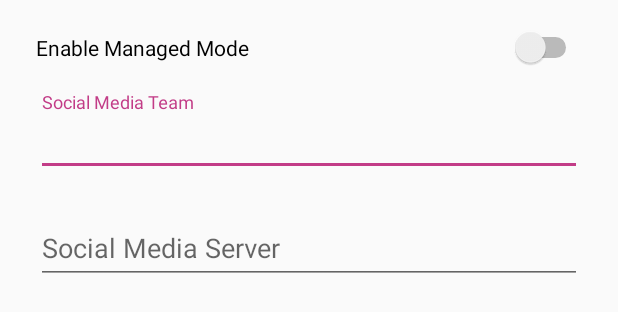
After one commit to msio/Android-SkiDay, an Android app: the layout activity_extended_mode.xml on its own in the app's theme, with its tools: preview values and no code run, on a phone screen of 412 x 824 dp. The commit adds this screen. Shown: the top 312 px of the screen. Run offline under Robolectric (Android 15) with nearby library versions, the phone set to English and light mode, and no system bars.

Commit message:
impl Managed Mode

```diff
--- a/app/src/main/java/com/skiday/app/skiday/ranking/RankingFragment.java
+++ b/app/src/main/java/com/skiday/app/skiday/ranking/RankingFragment.java
@@ -6,7 +6,6 @@ import android.graphics.drawable.Drawable;
 import android.os.Bundle;
 import android.support.annotation.Nullable;
 import android.support.v4.app.Fragment;
-import android.support.v4.app.FragmentTransaction;
 import android.util.Log;
 import android.view.LayoutInflater;
 import android.view.View;
@@ -20,7 +19,6 @@ import com.skiday.app.skiday.R;
 import com.skiday.app.skiday.model.MeantimeResultLine;
 import com.skiday.app.skiday.model.PersonResult;
 import com.skiday.app.skiday.model.Results;
-import com.skiday.app.skiday.timeline.EventDetails;
 
 
 /**
--- a/app/src/main/java/com/skiday/app/skiday/timeline/TimelineFragment.java
+++ b/app/src/main/java/com/skiday/app/skiday/timeline/TimelineFragment.java
@@ -107,7 +107,7 @@ public class TimelineFragment extends Fragment {
             public boolean onGroupClick(ExpandableListView parent, View v, int groupPosition, long id) {
                 Event event = expandableListAdapter.getGroup(groupPosition);
                 if (event.getType() != EventType.LAP) {
-                    Intent intent = new Intent(getActivity(), EventDetails.class);
+                    Intent intent = new Intent(getActivity(), EventDetailsActivity.class);
                     intent.putExtra("event", event);
                     intent.putExtra("test","test");
                     startActivity(intent);
@@ -119,7 +119,7 @@ public class TimelineFragment extends Fragment {
             @Override
             public boolean onChildClick(ExpandableListView parent, View v, int groupPosition, int childPosition, long id) {
                 Event event = expandableListAdapter.getChild(groupPosition, childPosition);
-                Intent intent = new Intent(getActivity(), EventDetails.class);
+                Intent intent = new Intent(getActivity(), EventDetailsActivity.class);
                 intent.putExtra("event", event);
                 startActivity(intent);
                 return false;
--- /dev/null
+++ b/app/src/main/res/layout/activity_extended_mode.xml
@@ -0,0 +1,43 @@
+<?xml version="1.0" encoding="utf-8"?>
+<LinearLayout xmlns:android="http://schemas.android.com/apk/res/android"
+    android:orientation="vertical"
+    android:layout_width="match_parent"
+    android:layout_height="wrap_content"
+    android:paddingLeft="24dp"
+    android:paddingRight="24dp"
+    android:paddingTop="10dp">
+
+    <Switch
+        android:id="@+id/switchManagedMode"
+        android:layout_width="match_parent"
+        android:layout_height="wrap_content"
+        android:layout_marginTop="8dp"
+        android:layout_marginBottom="8dp"
+        android:checked="false"
+        android:text="Enable Managed Mode" />
+
+    <android.support.design.widget.TextInputLayout
+        android:layout_width="match_parent"
+        android:layout_height="wrap_content"
+        android:layout_marginTop="8dp"
+        android:layout_marginBottom="8dp">
+        <EditText android:id="@+id/manager"
+            android:layout_width="match_parent"
+            android:layout_height="wrap_content"
+            android:inputType="text"
+            android:hint="Social Media Team" />
+    </android.support.design.widget.TextInputLayout>
+
+    <android.support.design.widget.TextInputLayout
+        android:layout_width="match_parent"
+        android:layout_height="wrap_content"
+        android:layout_marginTop="8dp"
+        android:layout_marginBottom="8dp">
+        <EditText android:id="@+id/server"
+            android:layout_width="match_parent"
+            android:layout_height="wrap_content"
+            android:inputType="text"
+            android:hint="Social Media Server" />
+    </android.support.design.widget.TextInputLayout>
+
+</LinearLayout>
```
Also changed, not shown: app/src/main/AndroidManifest.xml (+7 -1 lines), app/src/main/java/com/skiday/app/skiday/settings/ManagedModeActivity.java (renamed from app/src/main/java/com/skiday/app/skiday/settings/ExtendedModeFragment.java, +20 -1 lines), app/src/main/java/com/skiday/app/skiday/settings/SettingsActivity.java (+1 -11 lines), app/src/main/java/com/skiday/app/skiday/settings/UserProfilePreference.java (deleted, +0 -24 lines), app/src/main/java/com/skiday/app/skiday/timeline/EventDetailsActivity.java (renamed from app/src/main/java/com/skiday/app/skiday/timeline/EventDetails.java, +5 -5 lines), app/src/main/res/layout/fragment_extended_mode.xml (deleted, +0 -62 lines), app/src/main/res/xml/preferences.xml (+5 -4 lines), app/src/main/res/drawable/ic_managed_mode.xml (renamed from app/src/main/res/drawable/ic_extended_mode.xml), app/src/main/res/layout/activity_event_details.xml (renamed from app/src/main/res/layout/event_details.xml).
